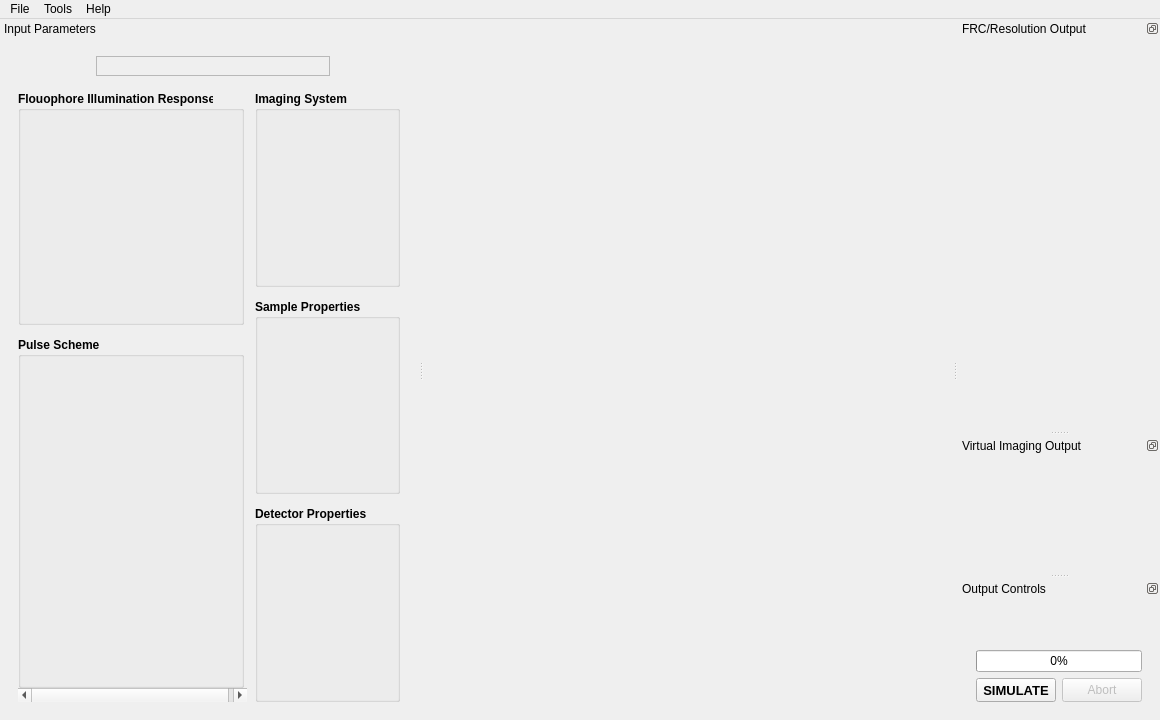
First picture: the form in frcpredict/ui/main/main_window_w.ui, repository Bodeeen/Resolution_prediction_software, before the edit.
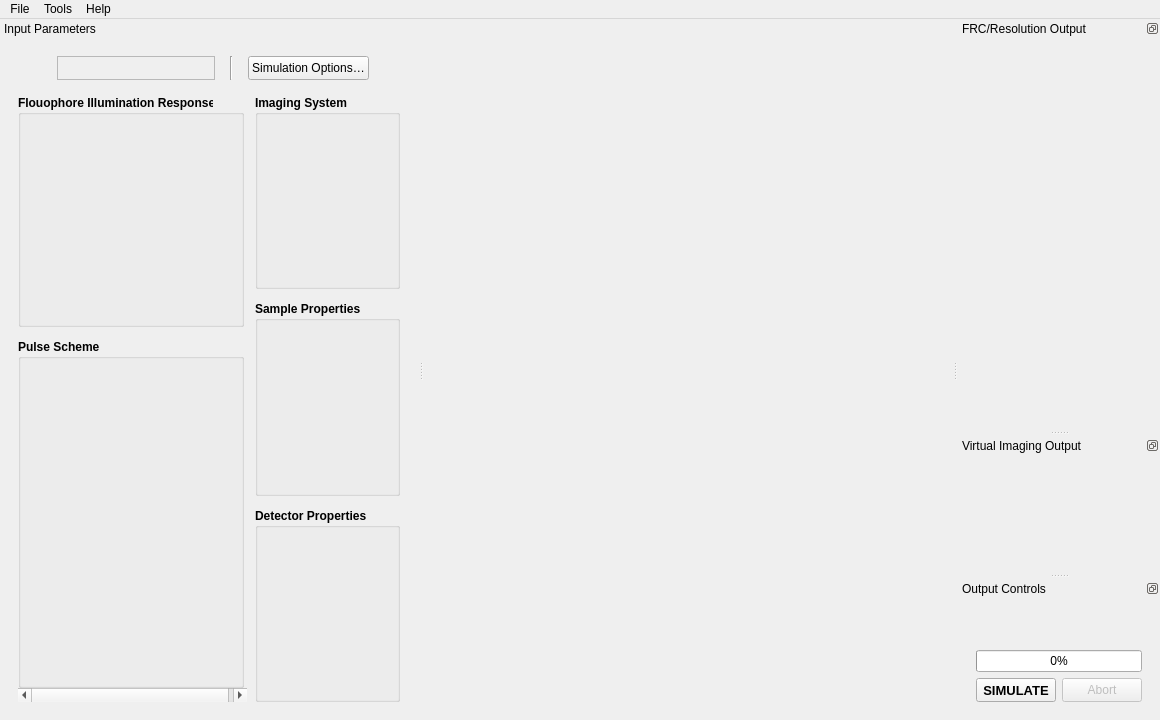
Second picture: the form after the edit. Custom widgets are drawn as their Qt base class.

Commit message:
feat: simulation settings dialog
Where you can set:
* Canvas side length
* Number of iterations in kernel detection

Patch:
```diff
--- a/frcpredict/ui/main/main_window_w.ui
+++ b/frcpredict/ui/main/main_window_w.ui
@@ -175,7 +175,7 @@
         <number>15</number>
        </property>
        <item>
-        <layout class="QHBoxLayout" name="horizontalLayout_3" stretch="1,3,1">
+        <layout class="QHBoxLayout" name="horizontalLayout_3" stretch="1,4,0,0,1">
          <property name="leftMargin">
           <number>0</number>
          </property>
@@ -229,6 +229,26 @@
            </layout>
           </widget>
          </item>
+         <item>
+          <widget class="Line" name="line">
+           <property name="orientation">
+            <enum>Qt::Vertical</enum>
+           </property>
+          </widget>
+         </item>
+         <item>
+          <widget class="QPushButton" name="btnSimulationSettings">
+           <property name="minimumSize">
+            <size>
+             <width>0</width>
+             <height>24</height>
+            </size>
+           </property>
+           <property name="text">
+            <string>Simulation Options…</string>
+           </property>
+          </widget>
+         </item>
          <item>
           <spacer name="horizontalSpacer">
            <property name="orientation">
@@ -352,8 +372,8 @@
              <rect>
               <x>0</x>
               <y>0</y>
-              <width>139</width>
-              <height>579</height>
+              <width>143</width>
+              <height>596</height>
              </rect>
             </property>
             <layout class="QVBoxLayout" name="verticalLayout_5">
```
The commit also changes 29 other files.
